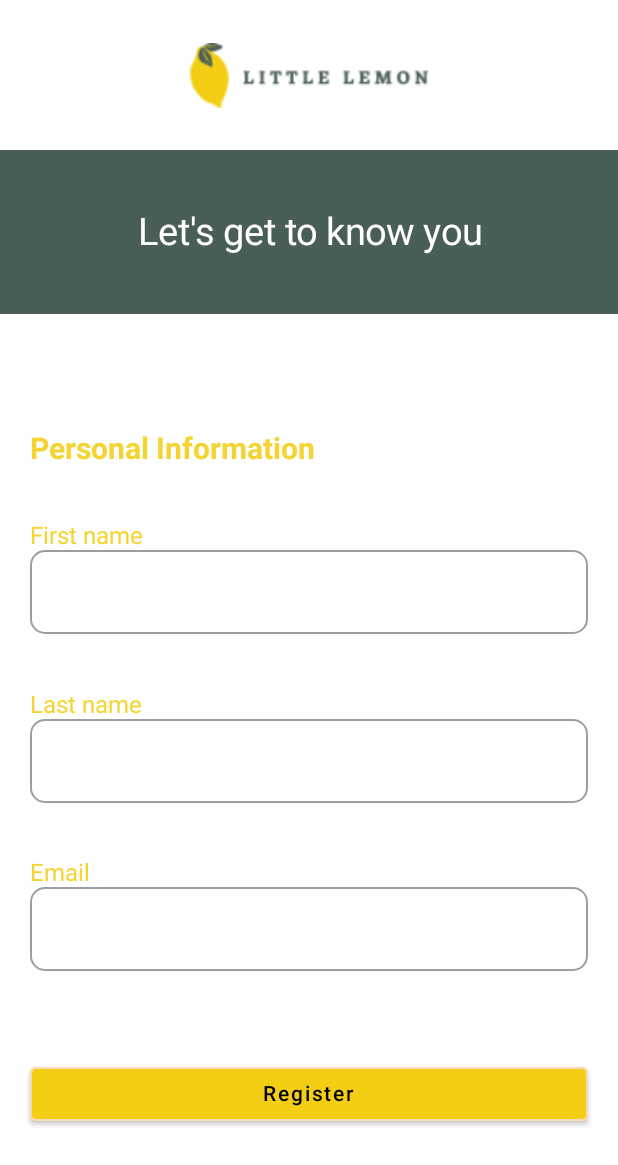
After one commit to JmePaz/Little-Lemon, an Android app built with Jetpack Compose: the composable Onboarding shown on its own in the app's theme, on a phone screen of 412 x 824 dp. The commit adds this screen. Shown: the top 1165 px of the screen. Run offline under Robolectric (Android 15) with nearby library versions, the phone set to English and light mode, and no system bars.

Commit message:
Add Onboarding UI

```diff
--- /dev/null
+++ b/app/src/main/java/com/jamesco/littlelemon/Onboarding.kt
@@ -0,0 +1,105 @@
+package com.jamesco.littlelemon
+
+import androidx.compose.foundation.BorderStroke
+import androidx.compose.foundation.Image
+import androidx.compose.foundation.background
+import androidx.compose.foundation.layout.*
+import androidx.compose.foundation.shape.RoundedCornerShape
+import androidx.compose.material.*
+import androidx.compose.runtime.Composable
+import androidx.compose.runtime.mutableStateOf
+import  androidx.compose.runtime.getValue
+import  androidx.compose.runtime.setValue
+import androidx.compose.runtime.saveable.rememberSaveable
+import androidx.compose.ui.Alignment
+import androidx.compose.ui.Modifier
+import androidx.compose.ui.graphics.Color
+import androidx.compose.ui.layout.ContentScale
+import androidx.compose.ui.res.painterResource
+import androidx.compose.ui.text.font.FontStyle
+import androidx.compose.ui.text.font.FontWeight
+import androidx.compose.ui.text.style.TextAlign
+import androidx.compose.ui.tooling.preview.Preview
+import androidx.compose.ui.unit.dp
+import androidx.compose.ui.unit.sp
+import com.jamesco.littlelemon.ui.theme.Primary1
+
+@Composable
+fun Onboarding(){
+
+    var firstName  by rememberSaveable {
+        mutableStateOf("")
+    }
+
+    var lastName by rememberSaveable {
+        mutableStateOf("")
+    }
+
+    var emailAddress by rememberSaveable {
+        mutableStateOf("")
+    }
+
+    Column(modifier = Modifier.fillMaxWidth(),
+        horizontalAlignment = Alignment.CenterHorizontally) {
+        Image(painter =  painterResource(id = R.drawable.logo),
+            "A logo",
+        modifier = Modifier
+            .size(width = 200.dp, 100.dp)
+            .padding(vertical = 16.dp),
+        contentScale = ContentScale.Fit)
+        Surface(
+            modifier = Modifier
+                .fillMaxWidth()
+                .padding(bottom = 20.dp),
+            color = Color(0xFF495E57)) {
+            Text("Let's get to know you",
+                color = Color.White,
+                textAlign = TextAlign.Center,
+                fontSize = 25.sp,
+            modifier = Modifier.padding(vertical = 40.dp))
+        }
+        Column(modifier = Modifier
+            .fillMaxWidth()
+            .fillMaxHeight(0.8f)
+            .padding(horizontal = 20.dp, vertical = 20.dp),
+            horizontalAlignment = Alignment.Start,
+        verticalArrangement = Arrangement.SpaceEvenly) {
+            Text("Personal Information", fontSize = 20.sp,
+            fontWeight = FontWeight.Bold)
+            MyTextField("First name",value = firstName, onValueChange ={ firstName = it} )
+            MyTextField("Last name",value = lastName, onValueChange = { lastName = it})
+            MyTextField("Email",value = emailAddress, onValueChange = { emailAddress = it})
+        }
+
+        Button(onClick = { /*TODO*/ },
+            colors = ButtonDefaults.buttonColors(
+                backgroundColor = Primary1,
+                contentColor =  Color.Black
+            ), border = BorderStroke(1.dp, color = Color(0xFFFBDABB)),
+            modifier = Modifier
+                .fillMaxWidth()
+                .padding(horizontal = 20.dp)) {
+            Text(text = "Register")
+        }
+    }
+}
+
+@Composable
+fun MyTextField(tag:String,value:String, onValueChange:(String)->Unit){
+    Column(modifier = Modifier.fillMaxWidth()) {
+        Text(text = tag)
+        OutlinedTextField(value = value, onValueChange = onValueChange,
+        modifier = Modifier.fillMaxWidth()
+            , singleLine = true,
+            shape = RoundedCornerShape(10.dp)
+        )
+
+    }
+}
+
+@Preview(showSystemUi = true)
+@Composable
+fun OnboardPreview(){
+
+    Onboarding()
+}
--- a/app/src/main/java/com/jamesco/littlelemon/ui/theme/Color.kt
+++ b/app/src/main/java/com/jamesco/littlelemon/ui/theme/Color.kt
@@ -6,3 +6,4 @@ val Purple200 = Color(0xFFBB86FC)
 val Purple500 = Color(0xFF6200EE)
 val Purple700 = Color(0xFF3700B3)
 val Teal200 = Color(0xFF03DAC5)
+val Primary1 = Color(0xFFF4CE14)
--- a/app/src/main/java/com/jamesco/littlelemon/ui/theme/Theme.kt
+++ b/app/src/main/java/com/jamesco/littlelemon/ui/theme/Theme.kt
@@ -7,15 +7,17 @@ import androidx.compose.material.lightColors
 import androidx.compose.runtime.Composable
 
 private val DarkColorPalette = darkColors(
-    primary = Purple200,
-    primaryVariant = Purple700,
+    primary = Primary1,
+    primaryVariant = Primary1,
     secondary = Teal200
+, onBackground = Primary1
 )
 
 private val LightColorPalette = lightColors(
-    primary = Purple500,
-    primaryVariant = Purple700,
-    secondary = Teal200
+    primary = Primary1,
+    primaryVariant = Primary1,
+    secondary = Teal200,
+    onBackground = Primary1
 
     /* Other default colors to override
     background = Color.White,
```
Also changed, not shown: app/src/main/res/drawable/logo.png (added).
